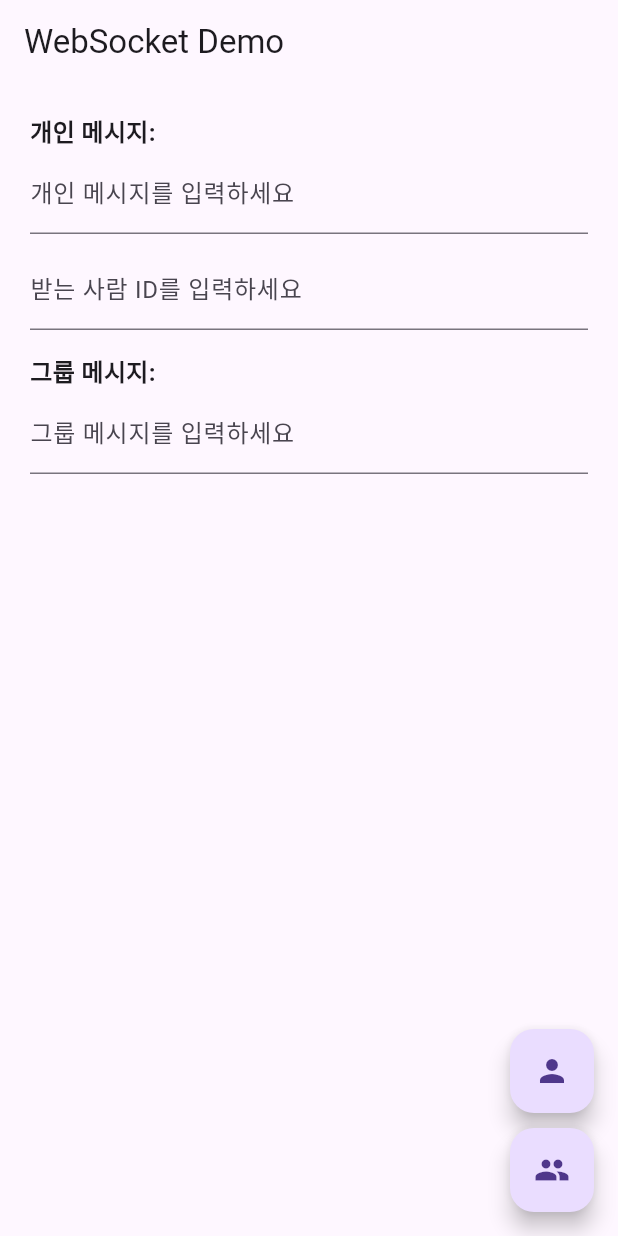
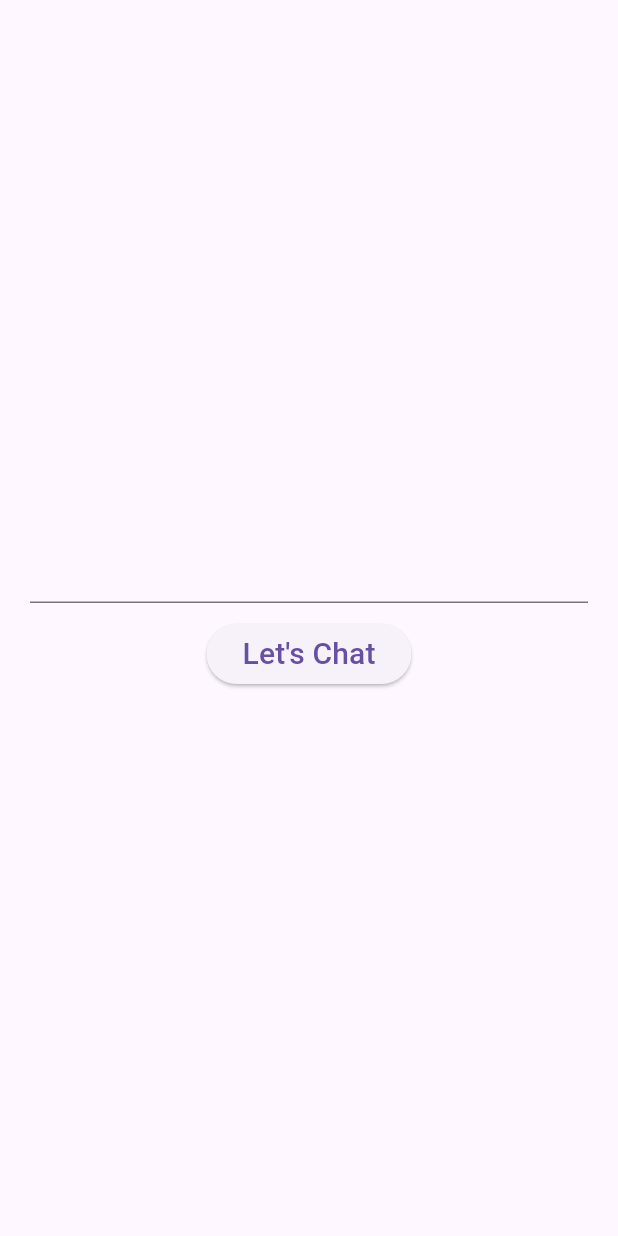
Before and after one commit to michael-abdul/chatting, a Flutter app: the screen it shows after launch, on a phone screen of 412 x 824 dp. Run offline on Flutter 3.47's test engine with Material 3 defaults, Android fonts, the phone set to English and light mode, and no system bars; our stand-ins replace flutter_riverpod.

Commit message:
first stage

```diff
--- /dev/null
+++ b/lib/first_view/first_view.dart
@@ -0,0 +1,33 @@
+import 'package:chatting_app/first_view/first_view_manager.dart';
+import 'package:flutter/material.dart';
+
+
+class FirstView extends StatelessWidget with FirstViewManager {
+  FirstView({super.key});
+
+  @override
+  Widget build(BuildContext context) {
+    return Scaffold(
+      body: Column(
+        mainAxisAlignment: MainAxisAlignment.center,
+        children: <Widget>[
+          Padding(
+            padding: const EdgeInsets.only(left: 20, right: 20),
+            child: TextFormField(
+              controller: nameController,
+            ),
+          ),
+          Padding(
+            padding: const EdgeInsets.all(10),
+            child: ElevatedButton(
+                onPressed: () => navigateToChatView(context),
+                child: const Text(
+                  "Let's Chat",
+                  style: TextStyle(fontSize: 20),
+                )),
+          )
+        ],
+      ),
+    );
+  }
+}
--- /dev/null
+++ b/lib/first_view/first_view_manager.dart
@@ -0,0 +1,17 @@
+import 'package:chatting_app/home_view/home_view.dart';
+import 'package:flutter/cupertino.dart';
+
+
+mixin class FirstViewManager {
+  final TextEditingController nameController = TextEditingController();
+
+  navigateToChatView(BuildContext context) {
+     final name = nameController.text.isNotEmpty ? nameController.text : "Unknown";
+    Navigator.push(
+      context,
+      CupertinoPageRoute(
+        builder: (context) => HomeView(name:name),
+      ),
+    );
+  }
+}
--- a/lib/main.dart
+++ b/lib/main.dart
@@ -1,109 +1,122 @@
-import 'package:chatting_app/providers/messageNotifier.dart';
+// import 'package:chatting_app/providers/messageNotifier.dart';
+// import 'package:flutter/material.dart';
+// import 'package:flutter_riverpod/flutter_riverpod.dart';
+
+
+// void main() => runApp(const ProviderScope(child: MyApp()));
+
+// class MyApp extends StatelessWidget {
+//   const MyApp({super.key});
+
+//   @override
+//   Widget build(BuildContext context) {
+//     const title = 'WebSocket Demo';
+//     return const MaterialApp(
+//       title: title,
+//       home: MyHomePage(
+//         title: title,
+//       ),
+//     );
+//   }
+// }
+
+// class MyHomePage extends ConsumerWidget {
+//   const MyHomePage({
+//     super.key,
+//     required this.title,
+//   });
+
+//   final String title;
+
+//   @override
+//   Widget build(BuildContext context, WidgetRef ref) {
+//     // MessageNotifier va xabar holatini olish
+//     final messages = ref.watch(messageNotifierProvider);
+//     final messageNotifier = ref.read(messageNotifierProvider.notifier);
+
+//     return Scaffold(
+//       appBar: AppBar(
+//         title: Text(title),
+//       ),
+//       body: Padding(
+//         padding: const EdgeInsets.all(20),
+//         child: Column(
+//           crossAxisAlignment: CrossAxisAlignment.start,
+//           children: [
+//             Form(
+//               child: Column(
+//                 crossAxisAlignment: CrossAxisAlignment.start,
+//                 children: [
+//                   const Text(
+//                     '개인 메시지:',
+//                     style: TextStyle(fontSize: 16, fontWeight: FontWeight.bold),
+//                   ),
+//                   TextFormField(
+//                     controller: messageNotifier.privateTextController,
+//                     decoration: const InputDecoration(labelText: '개인 메시지를 입력하세요'),
+//                   ),
+//                   const SizedBox(height: 8),
+//                   TextFormField(
+//                     controller: messageNotifier.toController,
+//                     decoration: const InputDecoration(labelText: '받는 사람 ID를 입력하세요'),
+//                   ),
+//                   const SizedBox(height: 16),
+//                   const Text(
+//                     '그룹 메시지:',
+//                     style: TextStyle(fontSize: 16, fontWeight: FontWeight.bold),
+//                   ),
+//                   TextFormField(
+//                     controller: messageNotifier.groupTextController,
+//                     decoration: const InputDecoration(labelText: '그룹 메시지를 입력하세요'),
+//                   ),
+//                 ],
+//               ),
+//             ),
+//             const SizedBox(height: 24),
+//             Expanded(
+//               child: ListView.builder(
+//                 itemCount: messages.length,
+//                 itemBuilder: (context, index) {
+//                   final message = messages[index];
+//                   return ListTile(
+//                     title: Text(message.text),
+//                     subtitle: Text(message.from ?? 'Unknown'),
+//                   );
+//                 },
+//               ),
+//             ),
+//           ],
+//         ),
+//       ),
+//       floatingActionButton: Column(
+//         mainAxisAlignment: MainAxisAlignment.end,
+//         children: [
+//           FloatingActionButton(
+//             onPressed: messageNotifier.sendPrivateMessage,
+//             tooltip: '개인 메시지 전송',
+//             child: const Icon(Icons.person),
+//           ),
+//           const SizedBox(height: 10),
+//           FloatingActionButton(
+//             onPressed: messageNotifier.sendGroupMessage,
+//             tooltip: '그룹 메시지 전송',
+//             child: const Icon(Icons.group),
+//           ),
+//         ],
+//       ),
+//     );
+//   }
+// }
+import 'package:chatting_app/first_view/first_view.dart';
 import 'package:flutter/material.dart';
 import 'package:flutter_riverpod/flutter_riverpod.dart';
 
-
-void main() => runApp(const ProviderScope(child: MyApp()));
-
-class MyApp extends StatelessWidget {
-  const MyApp({super.key});
-
-  @override
-  Widget build(BuildContext context) {
-    const title = 'WebSocket Demo';
-    return const MaterialApp(
-      title: title,
-      home: MyHomePage(
-        title: title,
+void main() {
+  runApp(
+    ProviderScope(
+      child: MaterialApp(
+        home: FirstView(),
       ),
-    );
-  }
+    ),
+  );
 }
-
-class MyHomePage extends ConsumerWidget {
-  const MyHomePage({
-    super.key,
-    required this.title,
-  });
-
-  final String title;
-
-  @override
-  Widget build(BuildContext context, WidgetRef ref) {
-    // MessageNotifier va xabar holatini olish
-    final messages = ref.watch(messageNotifierProvider);
-    final messageNotifier = ref.read(messageNotifierProvider.notifier);
-
-    return Scaffold(
-      appBar: AppBar(
-        title: Text(title),
-      ),
-      body: Padding(
-        padding: const EdgeInsets.all(20),
-        child: Column(
-          crossAxisAlignment: CrossAxisAlignment.start,
-          children: [
-            Form(
-              child: Column(
-                crossAxisAlignment: CrossAxisAlignment.start,
-                children: [
-                  const Text(
-                    '개인 메시지:',
-                    style: TextStyle(fontSize: 16, fontWeight: FontWeight.bold),
-                  ),
-                  TextFormField(
-                    controller: messageNotifier.privateTextController,
-                    decoration: const InputDecoration(labelText: '개인 메시지를 입력하세요'),
-                  ),
-                  const SizedBox(height: 8),
-                  TextFormField(
-                    controller: messageNotifier.toController,
-                    decoration: const InputDecoration(labelText: '받는 사람 ID를 입력하세요'),
-                  ),
-                  const SizedBox(height: 16),
-                  const Text(
-                    '그룹 메시지:',
-                    style: TextStyle(fontSize: 16, fontWeight: FontWeight.bold),
-                  ),
-                  TextFormField(
-                    controller: messageNotifier.groupTextController,
-                    decoration: const InputDecoration(labelText: '그룹 메시지를 입력하세요'),
-                  ),
-                ],
-              ),
-            ),
-            const SizedBox(height: 24),
-            Expanded(
-              child: ListView.builder(
-                itemCount: messages.length,
-                itemBuilder: (context, index) {
-                  final message = messages[index];
-                  return ListTile(
-                    title: Text(message.text),
-                    subtitle: Text(message.from ?? 'Unknown'),
-                  );
-                },
-              ),
-            ),
-          ],
-        ),
-      ),
-      floatingActionButton: Column(
-        mainAxisAlignment: MainAxisAlignment.end,
-        children: [
-          FloatingActionButton(
-            onPressed: messageNotifier.sendPrivateMessage,
-            tooltip: '개인 메시지 전송',
-            child: const Icon(Icons.person),
-          ),
-          const SizedBox(height: 10),
-          FloatingActionButton(
-            onPressed: messageNotifier.sendGroupMessage,
-            tooltip: '그룹 메시지 전송',
-            child: const Icon(Icons.group),
-          ),
-        ],
-      ),
-    );
-  }
-}
```
Also changed, not shown: lib/goup_chat/group_chat_view.dart (added, +72 -0 lines), lib/home_view/home_view.dart (added, +58 -0 lines), lib/models/client.model.dart (deleted, +0 -24 lines), lib/models/message.model.dart (+0 -16 lines), lib/providers/client_notifier.dart (deleted, +0 -27 lines), lib/providers/messageNotifier.dart (+12 -39 lines), lib/providers/web_socket_provider.dart (+8 -1 lines), lib/services/web_socket_service.dart (+19 -28 lines).
